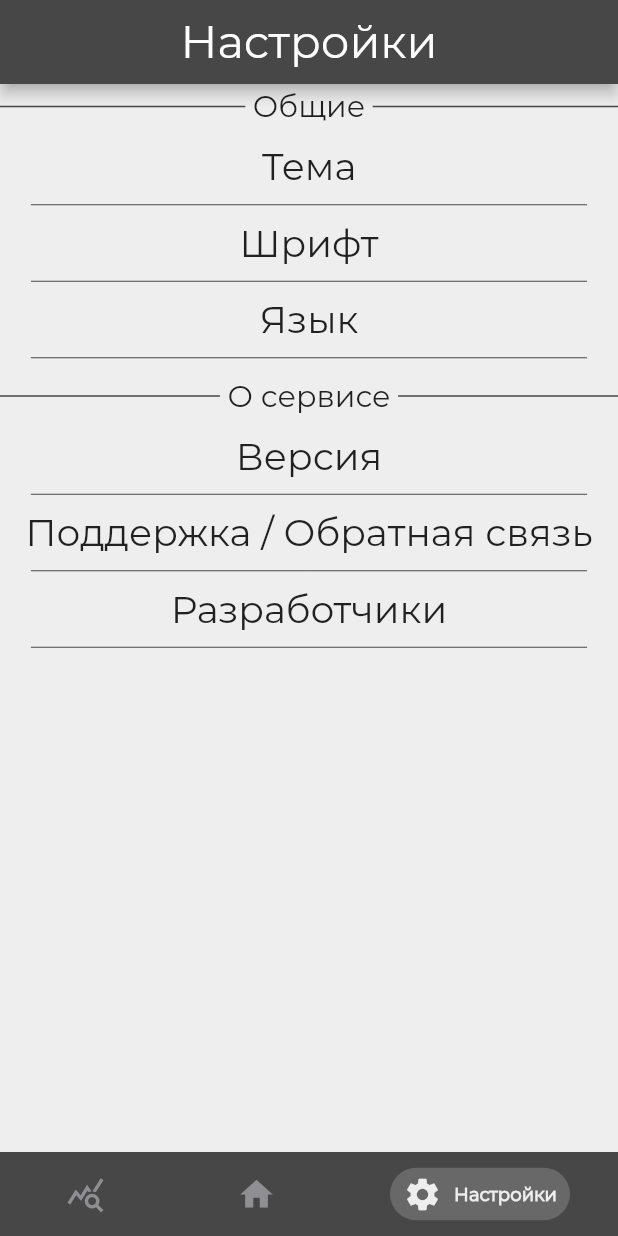
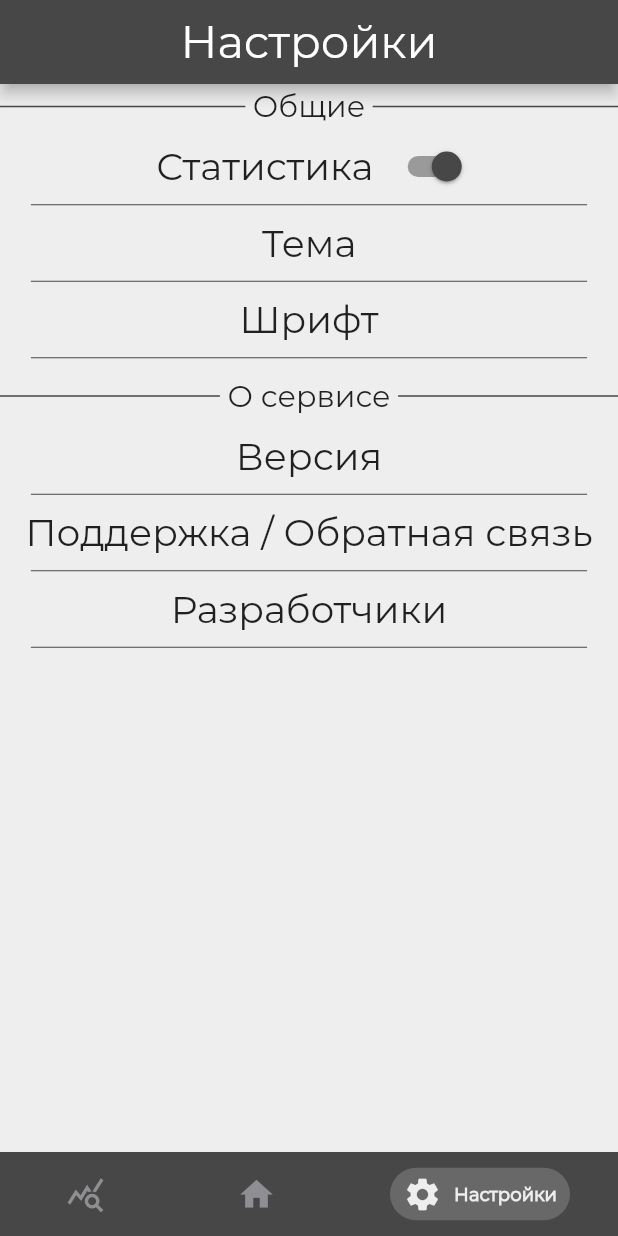
Before and after one commit to meg4cyberc4t/lister, a Flutter app: the screen it shows after launch, item 3 of the bottom bar chosen, on a phone screen of 412 x 824 dp. Run offline on Flutter 3.47's test engine with Material 2 defaults, Android fonts, the phone set to English and light mode, and no system bars; drawn by our look-alikes of persistent_bottom_nav_bar; our stand-ins replace flutter_slidable, hive, hive_flutter, pie_chart, url_launcher_web; accounts and stored records are empty; project files that could hold a hidden picture were left out.

Commit message:
Настройка статистики + грамотный выход из приложения + settingsController

```diff
--- /dev/null
+++ b/lib/components/MySwitchStatsSettings.dart
@@ -0,0 +1,81 @@
+import 'package:flutter/material.dart';
+import 'package:lister/components/settingsController.dart';
+import 'package:lister/variables.dart';
+
+import 'dialogs/alertRestartApp.dart';
+
+class MySwitchStatsSettings extends StatefulWidget {
+  MySwitchStatsSettings({
+    Key? key,
+    required this.title,
+  }) : super(key: key);
+  final title;
+
+  @override
+  _MySwitchStatsSettingsState createState() => _MySwitchStatsSettingsState();
+}
+
+class _MySwitchStatsSettingsState extends State<MySwitchStatsSettings> {
+  bool _switchValue = boolStats;
+  @override
+  Widget build(BuildContext context) {
+    return InkWell(
+      onTap: () {
+        setState(() {
+          _switchValue = !_switchValue;
+          SettingsController.setboolStats(_switchValue);
+        });
+        alertRestartApp(context: context, setState: () => setState(() {}));
+      },
+      onLongPress: () {
+        setState(() {
+          _switchValue = !_switchValue;
+          SettingsController.setboolStats(_switchValue);
+        });
+        alertRestartApp(context: context, setState: () => setState(() {}));
+      },
+      child: Container(
+        padding: EdgeInsets.zero,
+        child: Column(
+          mainAxisSize: MainAxisSize.min,
+          children: [
+            Container(
+              padding: EdgeInsets.zero,
+              child: Row(
+                mainAxisAlignment: MainAxisAlignment.center,
+                children: [
+                  Padding(
+                    padding: const EdgeInsets.all(10),
+                    child: Text(
+                      widget.title,
+                      textDirection: TextDirection.ltr,
+                      textAlign: TextAlign.center,
+                      style: TextStyle(
+                          fontSize: MediaQuery.of(context).size.width < 400
+                              ? MediaQuery.of(context).size.width / 16
+                              : 400 / 16),
+                    ),
+                  ),
+                  Switch(
+                      value: _switchValue,
+                      onChanged: (value) {
+                        setState(() {
+                          _switchValue = value;
+                          SettingsController.setboolStats(_switchValue);
+                        });
+                        alertRestartApp(
+                            context: context, setState: () => setState(() {}));
+                      })
+                ],
+              ),
+            ),
+            SizedBox(
+              width: MediaQuery.of(context).size.width * 0.9,
+              child: Divider(height: 1),
+            ),
+          ],
+        ),
+      ),
+    );
+  }
+}
--- /dev/null
+++ b/lib/components/settingsController.dart
@@ -0,0 +1,42 @@
+import 'package:hive/hive.dart';
+import 'package:lister/variables.dart';
+
+class SettingsController {
+  static dynamic settingsStorage;
+
+  static Future<dynamic> initialize() async {
+    settingsStorage = await Hive.openBox(SettingsDatabaseName);
+    fontSize1 = settingsStorage.get('fontSize1') ?? 35;
+    fontSize2 = settingsStorage.get('fontSize2') ?? 30;
+    fontSize3 = settingsStorage.get('fontSize3') ?? 20;
+    boolStats = settingsStorage.get('boolStats') ?? true;
+    themeSettings = settingsStorage.get('themeSettings') ?? 'system';
+    settingsStorage.put('fontSize1', fontSize1);
+    settingsStorage.put('fontSize2', fontSize2);
+    settingsStorage.put('fontSize3', fontSize3);
+    settingsStorage.put('boolStats', boolStats);
+    settingsStorage.put('themeSettings', themeSettings);
+    return 0;
+  }
+
+  static void get getfontSize1 => settingsStorage.get('fontSize1');
+  static void setFontSize1(int size) => settingsStorage.put('fontSize1', size);
+
+  static void get getfontSize2 => settingsStorage.get('fontSize2');
+  static void setFontSize2(int size) => settingsStorage.put('fontSize1', size);
+
+  static void get getfontSize3 => settingsStorage.get('fontSize3');
+  static void setFontSize3(int size) => settingsStorage.put('fontSize1', size);
+
+  static void get getboolStats => settingsStorage.get('boolStats');
+  static void setboolStats(bool value) =>
+      settingsStorage.put('boolStats', value);
+
+  static void get getThemeSettings => settingsStorage.get('themeSettings');
+  static void setThemeSettings(String value) {
+    if (value == 'system' || value == 'dark' || value == 'light')
+      settingsStorage.put('themeSettings', value);
+    else
+      throw 'Not found correct theme settings';
+  }
+}
--- a/lib/main.dart
+++ b/lib/main.dart
@@ -4,6 +4,7 @@ import 'package:hive/hive.dart';
 import 'package:hive_flutter/hive_flutter.dart';
 import 'package:lister/components/controller.dart';
 import 'package:lister/components/models/group.dart';
+import 'package:lister/components/settingsController.dart';
 import 'package:lister/pages/homePage.dart';
 import 'package:lister/pages/settingsPage.dart';
 import 'package:lister/pages/statsPage.dart';
@@ -19,7 +20,7 @@ void main() async {
   Hive.registerAdapter(CountersAdapter());
   Hive.registerAdapter(NoteAdapter());
   Hive.registerAdapter(GroupAdapter());
-
+  await SettingsController.initialize();
   await ListerController.initialize();
   runApp(
     MaterialApp(
@@ -54,12 +55,18 @@ class _ListerState extends State<Lister> {
         controller: _persistentTabController,
         backgroundColor:
             currentThemeLight ? Color(0xFF474747) : Color(0xFF212121),
-        screens: [
+        screens: boolStats
+            ? [
                 StatsPage(),
                 HomePage(),
                 SettingsPage(),
+              ]
+            : [
+                HomePage(),
+                SettingsPage(),
               ],
-        items: [
+        items: boolStats
+            ? [
                 PersistentBottomNavBarItem(
                   icon: Icon(Icons.query_stats),
                   title: 'Статистика',
@@ -84,6 +91,24 @@ class _ListerState extends State<Lister> {
                           : defaultDarkColors[3]) ??
                       Color(0),
                 ),
+              ]
+            : [
+                PersistentBottomNavBarItem(
+                  icon: Icon(Icons.home),
+                  title: 'Задачи',
+                  activeColorPrimary: (currentThemeLight
+                          ? defaultLightColors[3]
+                          : defaultDarkColors[3]) ??
+                      Color(0),
+                ),
+                PersistentBottomNavBarItem(
+                  icon: Icon(Icons.settings),
+                  title: 'Настройки',
+                  activeColorPrimary: (currentThemeLight
+                          ? defaultLightColors[3]
+                          : defaultDarkColors[3]) ??
+                      Color(0),
+                ),
               ],
         confineInSafeArea: true,
       ),
--- a/lib/pages/settingsPage.dart
+++ b/lib/pages/settingsPage.dart
@@ -1,6 +1,7 @@
 import 'package:flutter/material.dart';
 import 'package:lister/components/FolderTitle.dart';
 import 'package:lister/components/MaterialButtonSettings.dart';
+import 'package:lister/components/MySwitchStatsSettings.dart';
 import 'package:lister/pages/settingsPages/developersPage.dart';
 import 'package:lister/pages/settingsPages/helpPage.dart';
 import 'package:lister/pages/settingsPages/versionPage.dart';
@@ -23,9 +24,9 @@ class SettingsPage extends StatelessWidget {
         padding: EdgeInsets.zero,
         children: [
           FolderTitle(title: 'Общие'),
+          MySwitchStatsSettings(title: 'Статистика'),
           MaterialButtonSettings(title: 'Тема'),
           MaterialButtonSettings(title: 'Шрифт'),
-          MaterialButtonSettings(title: 'Язык'),
           SizedBox(height: 10),
           FolderTitle(title: 'О сервисе'),
           MaterialButtonSettings(
--- a/lib/pages/settingsPages/developersPage.dart
+++ b/lib/pages/settingsPages/developersPage.dart
@@ -24,7 +24,7 @@ class DevelopersPage extends StatelessWidget {
                 children: [
                   Text(
                     """Что же, я и не думал, что в этот раздел кто-то заглянет..\nЭто моё первое полноценное приложение, написанное на технологии Dart+Flutter. Знали бы вы, сколько пота и крови было пролито во время написании этого приложения... Если бы не мои друзья, оно могло и не выйти вовсе, кстати о них. Хочу передать огромную благодарность:
-группе Conspectus, Алисе Матросовой за помощь с цветовой палитрой, а так же Марату Геворкяну и Валерию Шишову за удивительное посвящение в Dart. Уверен, мы ещё не раз встретимся, а пока - пока :)""",
+группе Conspectus, Алисе Матросовой за помощь с цветовой палитрой, а так же Марату Геворкяну и Валерию Шишову за удивительное посвящение в Dart. Уверен, мы ещё не раз встретимся, а пока - поцка :)""",
                     textAlign: TextAlign.left,
                   ),
                   SizedBox(height: 20),
--- a/lib/variables.dart
+++ b/lib/variables.dart
@@ -3,11 +3,16 @@ import 'package:flutter/material.dart';
 import 'package:flutter/services.dart';
 
 const ToDoDatabaseName = "ToDo";
-const DatabasesPath = "../.AppData/lister";
+const SettingsDatabaseName = "Settings";
+const DatabasesPath = "~/.AppData/lister";
 
 double fontSize1 = 35.0;
 double fontSize2 = 30.0; // AppBarTitleSize
 double fontSize3 = 20.0; // OutlinedButtonTextSize
+
+bool boolStats = true;
+
+String themeSettings = 'system';
 
 const String fontFamily = 'Montserrat';
 
```
Also changed, not shown: lib/components/dialogs/alertRestartApp.dart (added, +40 -0 lines), 1 other file. Lines whose indentation alone changed are shown as unchanged.
